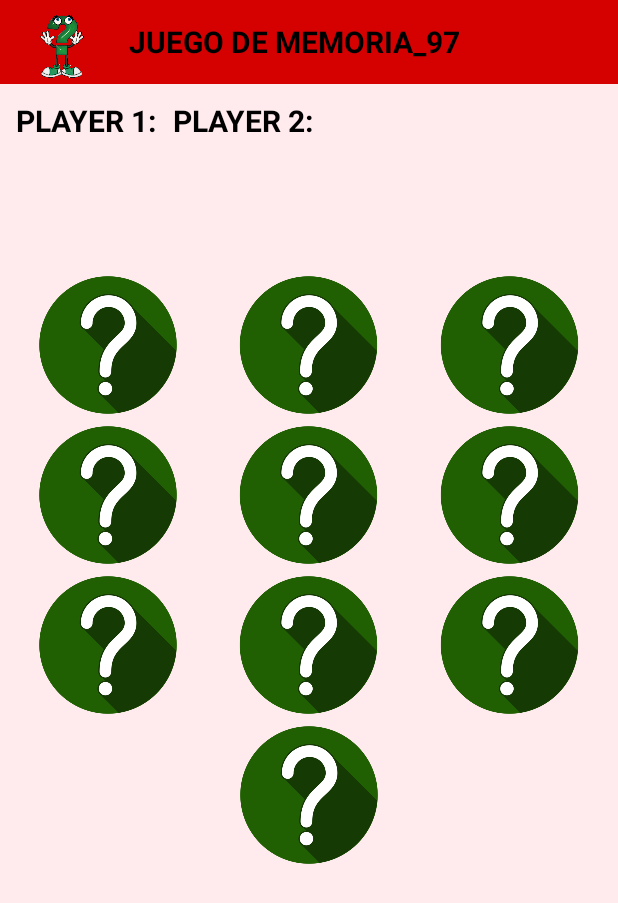
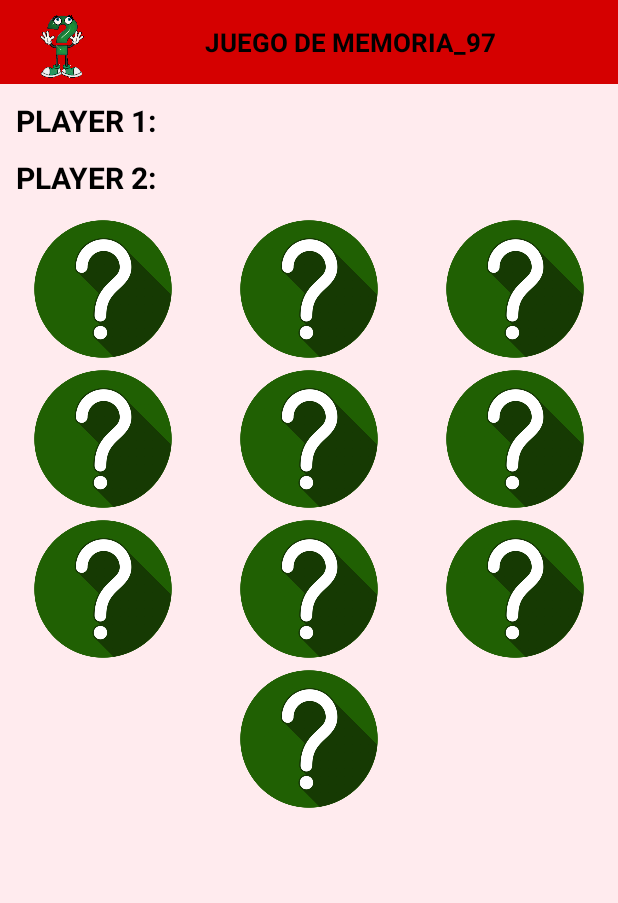
Before and after one commit to ARicardo97/practicas-de-kotlin, an Android app: the screen it shows after launch (MainActivity), on a phone screen of 412 x 824 dp. Shown: the top 903 px of the screen. Run offline under Robolectric (Android 15) with nearby library versions, the phone set to English and light mode, and no system bars.

Commit message:
pendiente gif

```diff
--- a/app/build.gradle
+++ b/app/build.gradle
@@ -32,4 +32,6 @@ dependencies {
     testImplementation 'junit:junit:4.12'
     androidTestImplementation 'androidx.test:runner:1.2.0'
     androidTestImplementation 'androidx.test.espresso:espresso-core:3.2.0'
+    implementation 'com.github.bumptech.glide:glide:4.10.0'
+    annotationProcessor 'com.github.bumptech.glide:compiler:4.10.0'
 }
--- a/app/src/main/res/layout/activity_cartas_imagen.xml
+++ b/app/src/main/res/layout/activity_cartas_imagen.xml
@@ -2,9 +2,8 @@
 <LinearLayout xmlns:android="http://schemas.android.com/apk/res/android"
     xmlns:tools="http://schemas.android.com/tools"
     android:layout_width="match_parent"
-    android:layout_height="wrap_content"
+    android:layout_height="match_parent"
     android:orientation="vertical"
-    android:padding="5dp"
     tools:context=".Cartas_imagen">
 
     <LinearLayout
--- a/app/src/main/res/layout/activity_main.xml
+++ b/app/src/main/res/layout/activity_main.xml
@@ -16,7 +16,7 @@
         android:id="@+id/segunda"
         android:layout_below="@+id/primera"
         android:layout_width="match_parent"
-        android:orientation="horizontal"
+        android:orientation="vertical"
         android:padding="5dp"
         android:layout_height="wrap_content">
 
@@ -36,7 +36,7 @@
         android:layout_below="@+id/segunda"
         android:layout_width="match_parent"
         android:layout_height="wrap_content"
-        android:layout_marginTop="70dp"
+        android:layout_marginBottom="10dp"
         layout="@layout/activity_cartas_imagen"/>
 
 </RelativeLayout>
--- a/app/src/main/res/layout/toolbar.xml
+++ b/app/src/main/res/layout/toolbar.xml
@@ -9,14 +9,19 @@
     android:layout_height="wrap_content">
 
     <ImageView
+        android:id="@+id/img_tolbar"
         android:layout_width="50dp"
         android:layout_height="50dp"
         android:src="@drawable/interoga_icon"/>
     <TextView
-        android:layout_width="wrap_content"
+        android:layout_width="match_parent"
         android:layout_height="wrap_content"
         android:text="@string/app_name"
         android:gravity="center"
-        android:layout_marginLeft="30dp"
-        style="@style/texto_jugador"/>
+        android:layout_marginRight="25dp"
+        android:textSize="17sp"
+        android:textStyle="bold"
+        android:textAllCaps="true"
+        android:textColor="@android:color/black"
+        android:layout_marginLeft="30dp"/>
 </androidx.appcompat.widget.Toolbar>
--- a/build.gradle
+++ b/build.gradle
@@ -5,6 +5,7 @@ buildscript {
     repositories {
         google()
         jcenter()
+        mavenCentral()
 
     }
     dependencies {
```
Also changed, not shown: app/src/main/java/com/example/juego_memoria_app/Toolbar.kt (added, +21 -0 lines).
